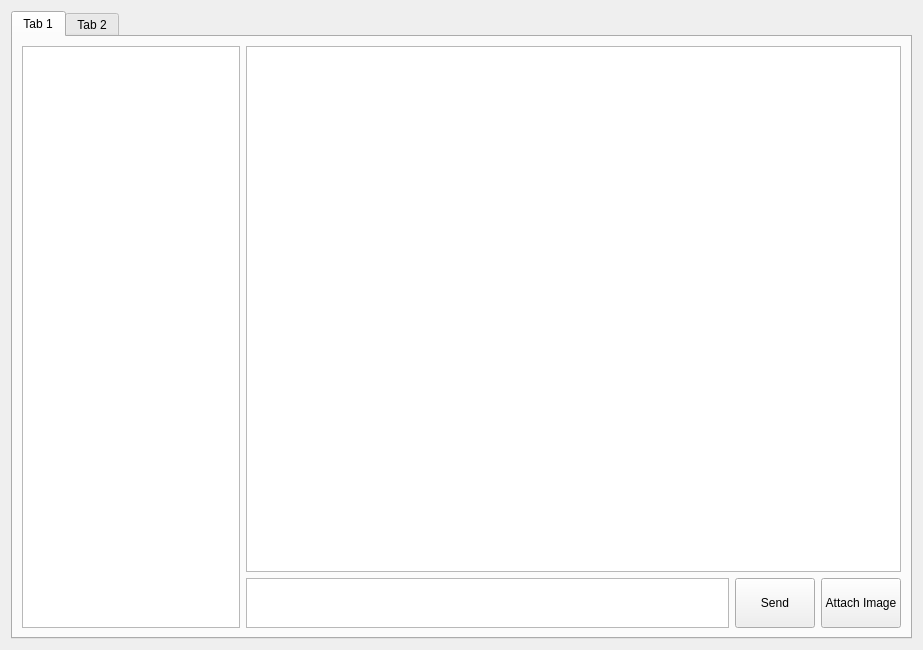
Before: the Qt Designer form src/ui/window.ui in EduardFrlicka/ICP-Projekt, drawn with Qt 5.
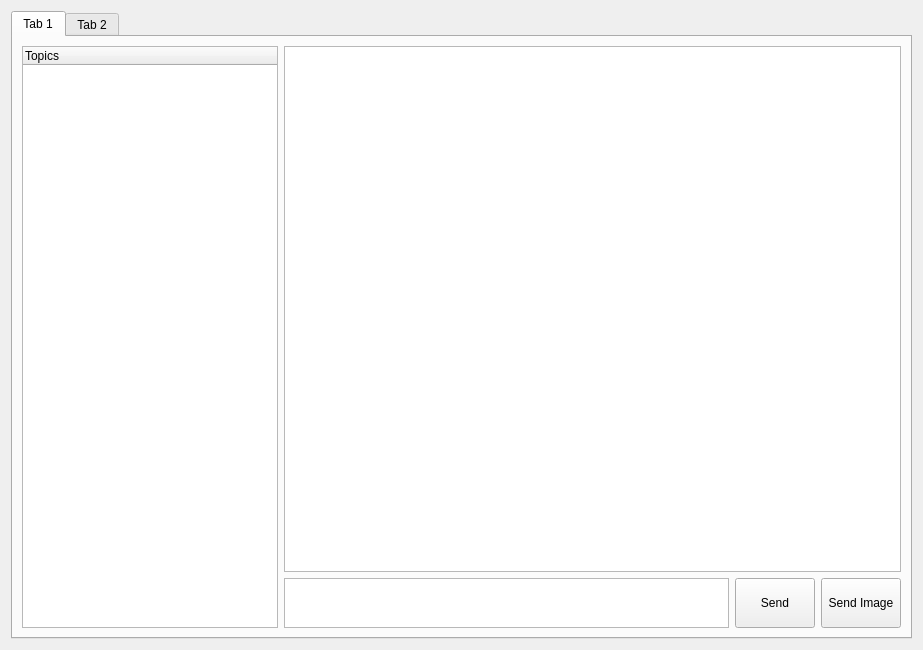
After: the same form once the commit is applied.

Commit message:
Little refactoring, TreeView changed to TreeWidget
Code cleaning and grouping code to functions. + clang format column limit set too 200.

```diff
--- a/src/ui/window.ui
+++ b/src/ui/window.ui
@@ -25,19 +25,47 @@
       </attribute>
       <layout class="QGridLayout" name="gridLayout">
        <item row="0" column="0">
-        <layout class="QHBoxLayout" name="horizontalLayout" stretch="1,3">
+        <layout class="QHBoxLayout" name="horizontalLayout" stretch="0,3">
          <item>
-          <widget class="QTreeView" name="treeView"/>
+          <widget class="QTreeWidget" name="treeWidget">
+           <property name="enabled">
+            <bool>true</bool>
+           </property>
+           <property name="indentation">
+            <number>10</number>
+           </property>
+           <column>
+            <property name="text">
+             <string>Topics</string>
+            </property>
+            <property name="font">
+             <font>
+              <weight>50</weight>
+              <bold>false</bold>
+             </font>
+            </property>
+           </column>
+          </widget>
          </item>
          <item>
           <layout class="QVBoxLayout" name="verticalLayout_2" stretch="20,1">
            <item>
-            <widget class="QListWidget" name="listWidget"/>
+            <widget class="QListWidget" name="listWidget">
+             <property name="enabled">
+              <bool>true</bool>
+             </property>
+             <property name="autoFillBackground">
+              <bool>false</bool>
+             </property>
+            </widget>
            </item>
            <item>
             <layout class="QHBoxLayout" name="horizontalLayout_2">
              <item>
               <widget class="QTextEdit" name="textEdit">
+               <property name="enabled">
+                <bool>true</bool>
+               </property>
                <property name="minimumSize">
                 <size>
                  <width>0</width>
@@ -80,7 +108,7 @@
                 </size>
                </property>
                <property name="text">
-                <string>Attach Image</string>
+                <string>Send Image</string>
                </property>
               </widget>
              </item>
```
Left out of the diff: 3 changed lines with no effect on the pictures. The commit also changes 10 other files.
